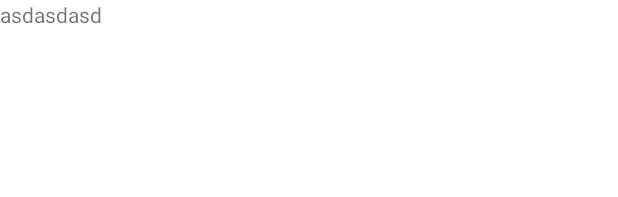
After one commit to zansangeeth/CoderSwagNew, an Android app: the layout activity_description.xml on its own in the app's theme, with its tools: preview values and no code run, on a phone screen of 412 x 824 dp. The commit adds this screen. Shown: the top 197 px of the screen. Run offline under Robolectric (Android 15) with nearby library versions, the phone set to English and light mode, and no system bars.

Commit message:
description activity created for single item view with description

```diff
--- a/app/src/main/AndroidManifest.xml
+++ b/app/src/main/AndroidManifest.xml
@@ -9,6 +9,9 @@
         android:roundIcon="@mipmap/ic_launcher_round"
         android:supportsRtl="true"
         android:theme="@style/Theme.CoderSwag">
+        <activity
+            android:name=".Description"
+            android:exported="false" />
         <activity
             android:name=".Controller.productsActivity"
             android:exported="false" />
--- a/app/src/main/java/com/zasa/coderswag/Controller/MainActivity.kt
+++ b/app/src/main/java/com/zasa/coderswag/Controller/MainActivity.kt
@@ -3,16 +3,12 @@ package com.zasa.coderswag.Controller
 import android.content.Intent
 import androidx.appcompat.app.AppCompatActivity
 import android.os.Bundle
-import androidx.appcompat.app.ActionBar
 import androidx.recyclerview.widget.LinearLayoutManager
 import com.zasa.coderswag.Adapers.CategoryRecycleAdapter
-import com.zasa.coderswag.Model.Category
-import com.zasa.coderswag.Model.Product
 import com.zasa.coderswag.R
 import com.zasa.coderswag.Services.DataService
 import com.zasa.coderswag.Utils.EXTRA_CATEGORY
 import kotlinx.android.synthetic.main.activity_main.*
-import kotlinx.android.synthetic.main.catergory_list_item.*
 
 class MainActivity : AppCompatActivity() {
 
--- a/app/src/main/java/com/zasa/coderswag/Controller/productsActivity.kt
+++ b/app/src/main/java/com/zasa/coderswag/Controller/productsActivity.kt
@@ -1,8 +1,11 @@
 package com.zasa.coderswag.Controller
 
+import android.content.Intent
 import android.content.res.Configuration
 import androidx.appcompat.app.AppCompatActivity
 import android.os.Bundle
+import android.view.View
+import android.widget.Toast
 import androidx.recyclerview.widget.GridLayoutManager
 import com.zasa.coderswag.Adapers.ProductAdapter
 import com.zasa.coderswag.R
@@ -31,5 +34,8 @@ class productsActivity : AppCompatActivity() {
         productsListView.layoutManager = layoutManager
         productsListView.adapter = adapter
 
+
     }
+
+
 }
--- /dev/null
+++ b/app/src/main/res/layout/activity_description.xml
@@ -0,0 +1,15 @@
+<?xml version="1.0" encoding="utf-8"?>
+<androidx.constraintlayout.widget.ConstraintLayout xmlns:android="http://schemas.android.com/apk/res/android"
+    xmlns:app="http://schemas.android.com/apk/res-auto"
+    xmlns:tools="http://schemas.android.com/tools"
+    android:layout_width="match_parent"
+    android:layout_height="match_parent"
+    tools:context=".Controller.Description">
+
+    <TextView
+        android:layout_width="wrap_content"
+        android:layout_height="wrap_content"
+        android:text="asdasdasd"
+        tools:ignore="MissingConstraints" />
+
+</androidx.constraintlayout.widget.ConstraintLayout>
--- a/app/src/main/res/layout/product_list_item.xml
+++ b/app/src/main/res/layout/product_list_item.xml
@@ -12,6 +12,7 @@
         android:layout_marginStart="8dp"
         android:layout_marginTop="8dp"
         android:layout_marginEnd="8dp"
+        android:onClick="onClickProduct"
         android:scaleType="centerCrop"
         app:layout_constraintDimensionRatio="w,1:1"
         app:layout_constraintEnd_toEndOf="parent"
--- a/build.gradle
+++ b/build.gradle
@@ -6,7 +6,7 @@ buildscript {
     }
     dependencies {
         classpath 'com.android.tools.build:gradle:7.1.2'
-        classpath "org.jetbrains.kotlin:kotlin-gradle-plugin:1.6.10"
+        classpath 'org.jetbrains.kotlin:kotlin-gradle-plugin:1.7.0'
 
         // NOTE: Do not place your application dependencies here; they belong
         // in the individual module build.gradle files
```
Also changed, not shown: app/src/main/java/com/zasa/coderswag/Controller/Description.kt (added, +12 -0 lines).
